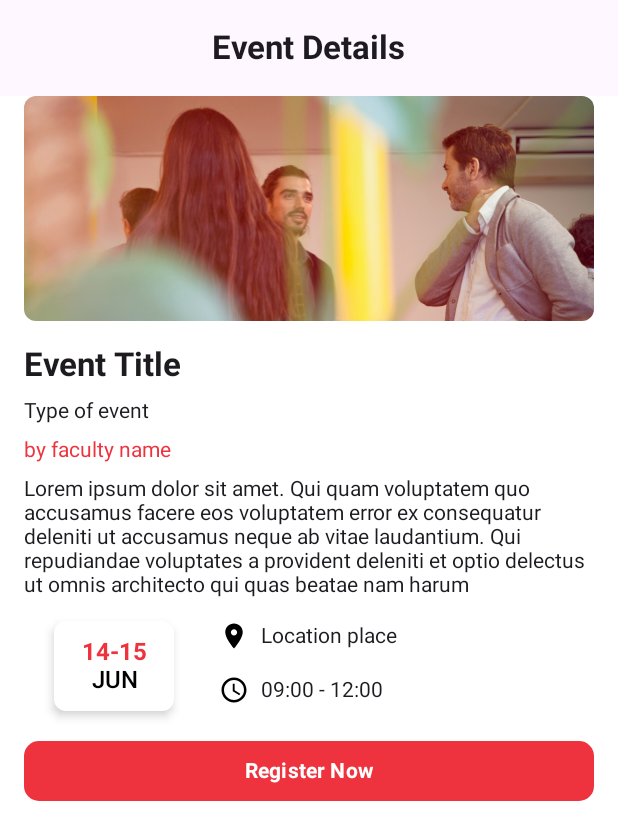
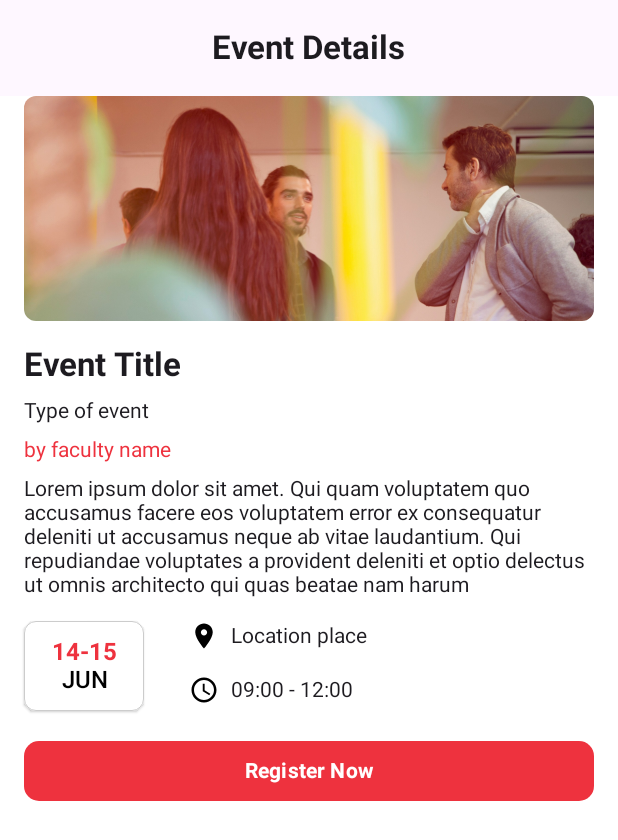
Before and after one commit to saipepu/Avents, an Android app built with Jetpack Compose: the screen it shows after launch (MainActivity), on a phone screen of 412 x 824 dp. Shown: the top 840 px of the screen. Run offline under Robolectric (Android 15) with nearby library versions, the phone set to English and light mode, and no system bars; our stand-ins replace constraintlayout-compose.

Commit message:
Fix: Date card changes

```diff
--- a/app/src/main/java/com/example/avents/view/event/EventDetailView.kt
+++ b/app/src/main/java/com/example/avents/view/event/EventDetailView.kt
@@ -1,7 +1,9 @@
 package com.example.avents.view.event
 
+import androidx.compose.foundation.BorderStroke
 import androidx.compose.foundation.Image
 import androidx.compose.foundation.background
+import androidx.compose.foundation.border
 import androidx.compose.foundation.layout.Arrangement
 import androidx.compose.foundation.layout.Box
 import androidx.compose.foundation.layout.Column
@@ -35,6 +37,7 @@ import androidx.compose.ui.draw.shadow
 import androidx.compose.ui.geometry.CornerRadius
 import androidx.compose.ui.geometry.Offset
 import androidx.compose.ui.geometry.Size
+import androidx.compose.ui.graphics.Brush
 import androidx.compose.ui.graphics.Color
 import androidx.compose.ui.layout.ContentScale
 import androidx.compose.ui.res.painterResource
@@ -149,11 +152,15 @@ fun EventDetails(modifier: Modifier = Modifier) {
             modifier = Modifier
                 .constrainAs(dateBox) {
                     top.linkTo(eventDescription.bottom, margin = 16.dp)
-                    start.linkTo(parent.start, margin = 20.dp)
+                    start.linkTo(parent.start)
                 }
+                .border(
+                    width = 0.5.dp,
+                    color = Color.LightGray,
+                    shape = RoundedCornerShape(8.dp)
+                )
                 .size(width = 80.dp, height = 60.dp),
             shape = RoundedCornerShape(8.dp),
-            elevation = 4.dp
         ) {
             Box(
                 contentAlignment = Alignment.Center,
```
